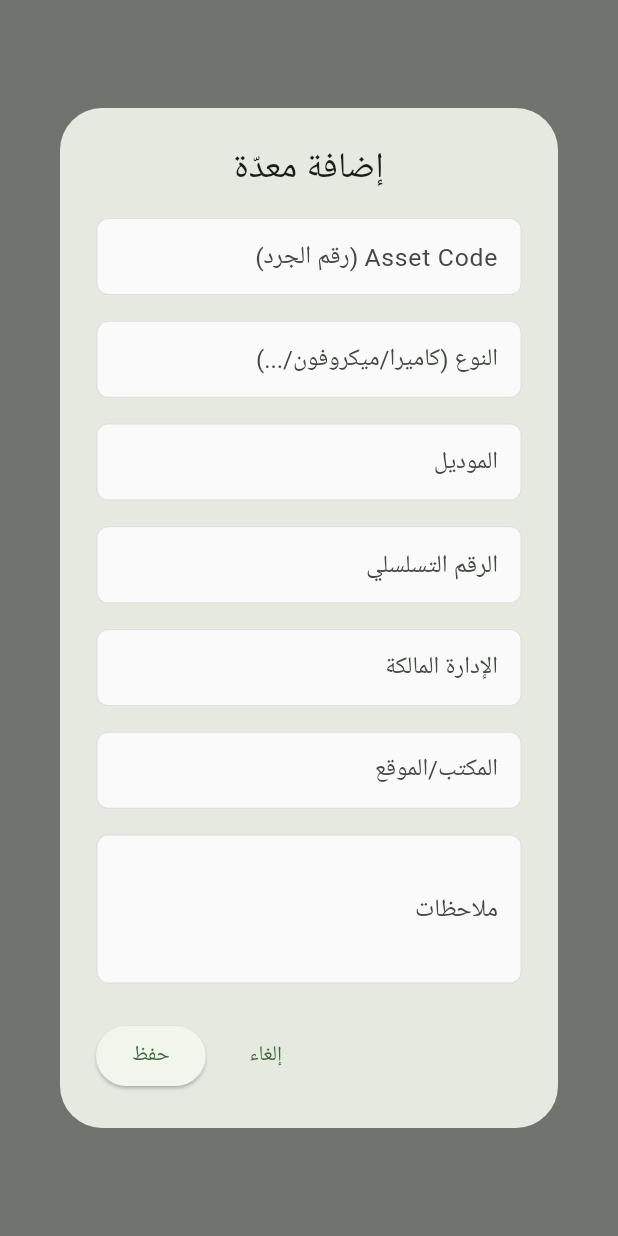
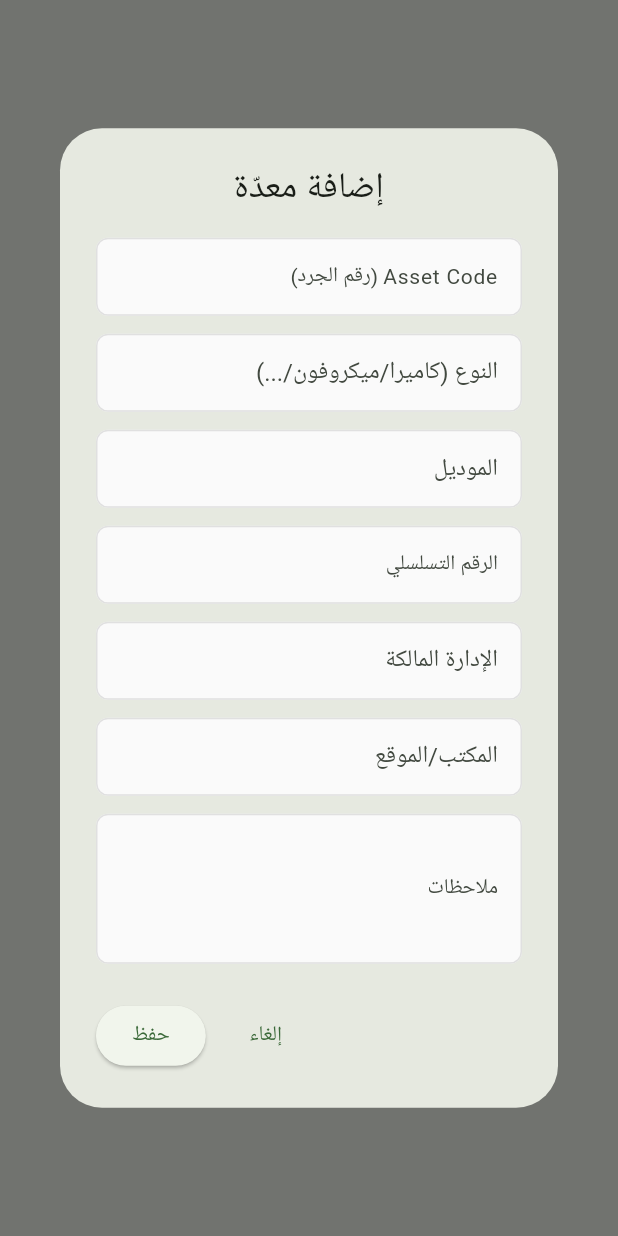
Before and after one commit to housieyr/gestion_materielle, a Flutter app: what showEquipmentFormDialog() shows on an empty page, opened directly with empty values, on a phone screen of 412 x 824 dp. Run offline on Flutter 3.47's test engine with Material 3 defaults, Android fonts, the phone set to English and light mode, and no system bars; our stand-ins replace drift, file_picker, sqflite, syncfusion_flutter_datagrid; missing offline and left inert: excel, window_manager; accounts and stored records are empty; generated files the repository leaves out were written again.

Commit message:
Initial commit12

```diff
--- a/lib/app/app.dart
+++ b/lib/app/app.dart
@@ -1,6 +1,6 @@
 import 'package:flutter/material.dart';
 import 'package:flutter_localizations/flutter_localizations.dart';
-import 'package:responsive_sizer/responsive_sizer.dart';
+
 
 import '../data/app_database.dart';
 import 'shell.dart';
@@ -12,8 +12,6 @@ class App extends StatelessWidget {
 
   @override
   Widget build(BuildContext context) {
-    return ResponsiveSizer(
-        builder: (context, orientation, screenType) {
    return MaterialApp(
       debugShowCheckedModeBanner: false,
       title: 'إدارة العتاد',
@@ -31,6 +29,4 @@ class App extends StatelessWidget {
             home: AppShell(db: db),
     );
   }
-    );
 }
-}
--- a/lib/features/equipment/equipment_form_dialog.dart
+++ b/lib/features/equipment/equipment_form_dialog.dart
@@ -1,5 +1,6 @@
 import 'package:flutter/material.dart';
-import 'package:responsive_sizer/responsive_sizer.dart';import '../../data/app_database.dart';
+import '../../data/app_database.dart';
+
 
 import '../../data/tables.dart';
 
@@ -62,7 +63,7 @@ Future<EquipmentFormResult?> showEquipmentFormDialog(
             child: SingleChildScrollView(
               child: Wrap(
                 spacing: 12,
-                runSpacing: 2.h,
+                runSpacing:12,
                 children: [
                   _field(assetCtrl, 'Asset Code (رقم الجرد)', requiredField: !isEdit, enabled: !isEdit),
 
@@ -245,7 +246,7 @@ _field(serialCtrl, 'الرقم التسلسلي', requiredField: true),
                     width: 660,
                     child: TextFormField(
                       controller: notesCtrl,
-                      decoration:   InputDecoration(floatingLabelAlignment: FloatingLabelAlignment.center, labelStyle: TextStyle(fontSize: 2.h),
+                    decoration:   InputDecoration(floatingLabelAlignment: FloatingLabelAlignment.center, labelStyle: const TextStyle(fontSize: 14),
                         labelText: 'ملاحظات',
                         border: OutlineInputBorder(),
                       ),
@@ -300,7 +301,7 @@ Widget _field(
       controller: c,
       enabled: enabled,
       decoration: InputDecoration(  floatingLabelAlignment: FloatingLabelAlignment.center,
-        labelText: label,labelStyle: TextStyle(fontSize: 2.h),
+       labelText: label,labelStyle: const TextStyle(fontSize: 14),
         border: const OutlineInputBorder(),
       ),
       validator: (v) {
```
Also changed, not shown: lib/features/equipment/equipment_list_page.dart (+7 -7 lines). Lines whose indentation alone changed are shown as unchanged.
